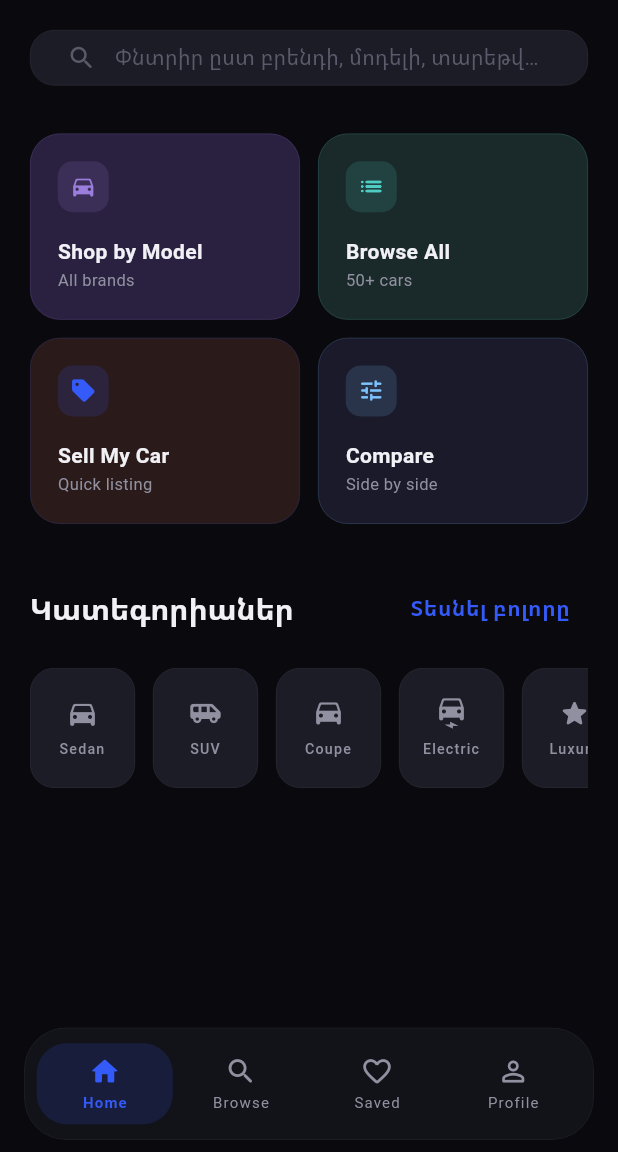
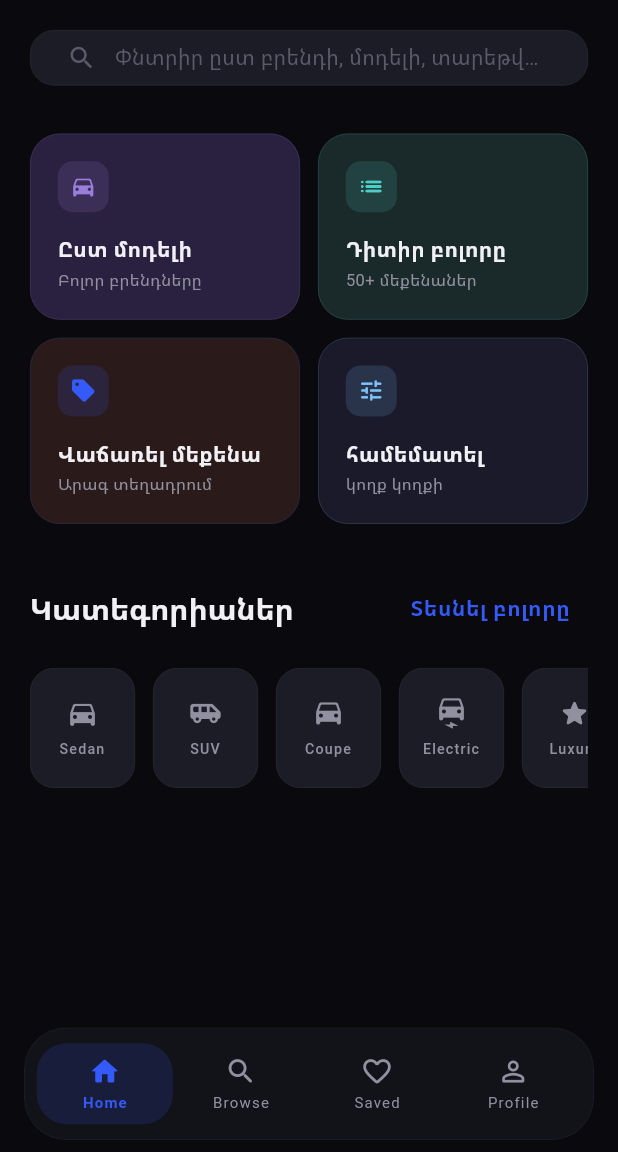
Before and after one commit to albert2169/gegabyteauto, a Flutter app: the HomeScreen screen opened by its route, on a phone screen of 412 x 824 dp, the part 84-1236 px from its top. Run offline on Flutter 3.47's test engine with Material 3 defaults, Android fonts, the phone set to English and light mode, and no system bars; our stand-ins replace auto_route, cached_network_image, equatable, flutter_bloc, get_it, injectable and 1 more; Roboto replaces fonts that are missing (SF Pro Display).

Commit message:
translate main screen content

```diff
--- a/lib/presentation/home/screens/widgets/main_screen_sections.dart
+++ b/lib/presentation/home/screens/widgets/main_screen_sections.dart
@@ -19,32 +19,32 @@ class MainScreenSections extends StatelessWidget {
       children: [
         MainScreenSectionItem(
           iconData: Icons.directions_car_rounded,
-          title: 'Shop by Model',
-          subtitle: 'All brands',
+          title: 'Ըստ մոդելի',
+          subtitle: 'Բոլոր բրենդները',
           color: const Color(0xFF2A2040),
           accentColor: const Color(0xFF9B7DDC),
           onTap: () => context.pushRoute(const BrandsRoute()),
         ),
         MainScreenSectionItem(
           iconData: Icons.list_rounded,
-          title: 'Browse All',
-          subtitle: '50+ cars',
+          title: 'Դիտիր բոլորը',
+          subtitle: '50+ մեքենաներ',
           color: const Color(0xFF1A2A2A),
           accentColor: const Color(0xFF4ECDC4),
           onTap: () => context.pushRoute(const AllCarsRoute()),
         ),
         MainScreenSectionItem(
           iconData: Icons.sell_rounded,
-          title: 'Sell My Car',
-          subtitle: 'Quick listing',
+          title: 'Վաճառել մեքենա',
+          subtitle: 'Արագ տեղադրում',
           color: const Color(0xFF2A1A1A),
           accentColor: AppColors.primary,
           onTap: () {},
         ),
         MainScreenSectionItem(
           iconData: Icons.tune_rounded,
-          title: 'Compare',
-          subtitle: 'Side by side',
+          title: 'համեմատել',
+          subtitle: 'կողք կողքի',
           color: const Color(0xFF1A1A2A),
           accentColor: const Color(0xFF7DC4FF),
           onTap: () {},
```
